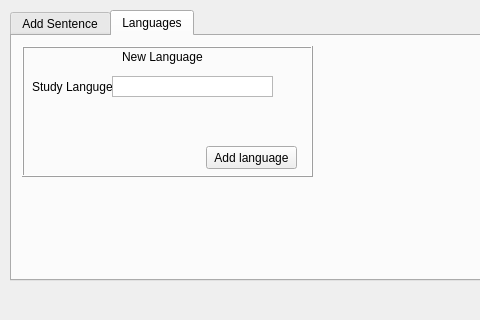
tivadar2/lws, file main.ui: the form before one commit; both pictures show x 0 to 480 and y 0 to 320 of the 800 by 600 pixel window.
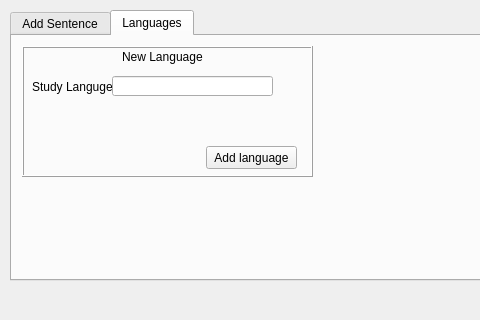
The form after the commit.

Diff of the .ui file:
```diff
--- a/main.ui
+++ b/main.ui
@@ -96,19 +96,6 @@
         <string>Study Languge:</string>
        </property>
       </widget>
-      <widget class="QTextEdit" name="textEdit_language">
-       <property name="geometry">
-        <rect>
-         <x>90</x>
-         <y>30</y>
-         <width>161</width>
-         <height>21</height>
-        </rect>
-       </property>
-       <property name="verticalScrollBarPolicy">
-        <enum>Qt::ScrollBarAlwaysOff</enum>
-       </property>
-      </widget>
       <widget class="QLabel" name="label_2">
        <property name="geometry">
         <rect>
@@ -135,6 +122,16 @@
         <string>Add language</string>
        </property>
       </widget>
+      <widget class="QLineEdit" name="lineEdit_language">
+       <property name="geometry">
+        <rect>
+         <x>90</x>
+         <y>30</y>
+         <width>161</width>
+         <height>20</height>
+        </rect>
+       </property>
+      </widget>
      </widget>
     </widget>
    </widget>
```
